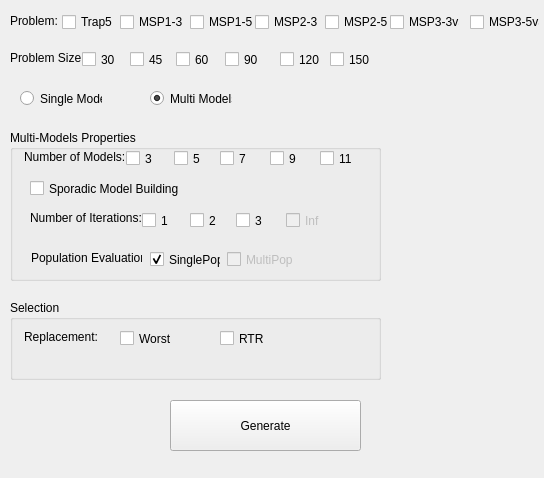
Old version of the form mainwindow.ui in the repository MrKarimiD/ParamGenerator.
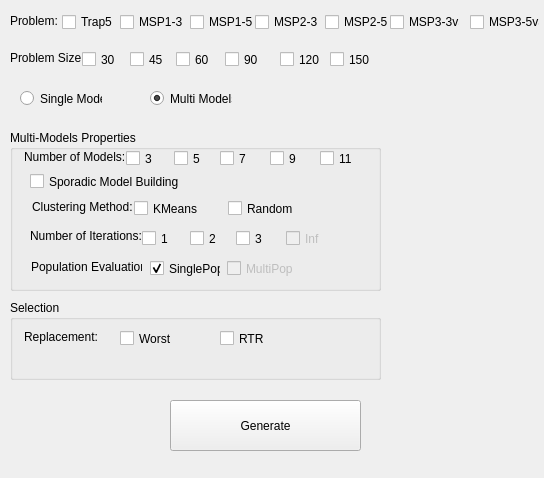
New version of the form.

Diff of the .ui file:
```diff
--- a/mainwindow.ui
+++ b/mainwindow.ui
@@ -205,7 +205,7 @@
       <x>10</x>
       <y>130</y>
       <width>371</width>
-      <height>151</height>
+      <height>161</height>
      </rect>
     </property>
     <property name="title">
@@ -293,7 +293,7 @@
      <property name="geometry">
       <rect>
        <x>20</x>
-       <y>50</y>
+       <y>43</y>
        <width>151</width>
        <height>17</height>
       </rect>
@@ -306,7 +306,7 @@
      <property name="geometry">
       <rect>
        <x>20</x>
-       <y>80</y>
+       <y>98</y>
        <width>111</width>
        <height>16</height>
       </rect>
@@ -322,7 +322,7 @@
      <property name="geometry">
       <rect>
        <x>217</x>
-       <y>121</y>
+       <y>130</y>
        <width>91</width>
        <height>17</height>
       </rect>
@@ -335,7 +335,7 @@
      <property name="geometry">
       <rect>
        <x>140</x>
-       <y>121</y>
+       <y>130</y>
        <width>71</width>
        <height>17</height>
       </rect>
@@ -351,7 +351,7 @@
      <property name="geometry">
       <rect>
        <x>21</x>
-       <y>120</y>
+       <y>129</y>
        <width>111</width>
        <height>16</height>
       </rect>
@@ -367,7 +367,7 @@
      <property name="geometry">
       <rect>
        <x>276</x>
-       <y>82</y>
+       <y>100</y>
        <width>41</width>
        <height>17</height>
       </rect>
@@ -380,7 +380,7 @@
      <property name="geometry">
       <rect>
        <x>226</x>
-       <y>82</y>
+       <y>100</y>
        <width>41</width>
        <height>17</height>
       </rect>
@@ -393,7 +393,7 @@
      <property name="geometry">
       <rect>
        <x>132</x>
-       <y>82</y>
+       <y>100</y>
        <width>41</width>
        <height>17</height>
       </rect>
@@ -406,7 +406,7 @@
      <property name="geometry">
       <rect>
        <x>180</x>
-       <y>82</y>
+       <y>100</y>
        <width>41</width>
        <height>17</height>
       </rect>
@@ -415,6 +415,45 @@
       <string>2</string>
      </property>
     </widget>
+    <widget class="QCheckBox" name="Kmeans_checkBox">
+     <property name="geometry">
+      <rect>
+       <x>124</x>
+       <y>70</y>
+       <width>71</width>
+       <height>17</height>
+      </rect>
+     </property>
+     <property name="text">
+      <string>KMeans</string>
+     </property>
+    </widget>
+    <widget class="QLabel" name="cluster_label">
+     <property name="geometry">
+      <rect>
+       <x>22</x>
+       <y>69</y>
+       <width>101</width>
+       <height>16</height>
+      </rect>
+     </property>
+     <property name="text">
+      <string>Clustering Method:</string>
+     </property>
+    </widget>
+    <widget class="QCheckBox" name="Random_checkBox">
+     <property name="geometry">
+      <rect>
+       <x>218</x>
+       <y>70</y>
+       <width>71</width>
+       <height>17</height>
+      </rect>
+     </property>
+     <property name="text">
+      <string>Random</string>
+     </property>
+    </widget>
    </widget>
    <widget class="QCheckBox" name="S120_checkBox">
     <property name="geometry">
```
